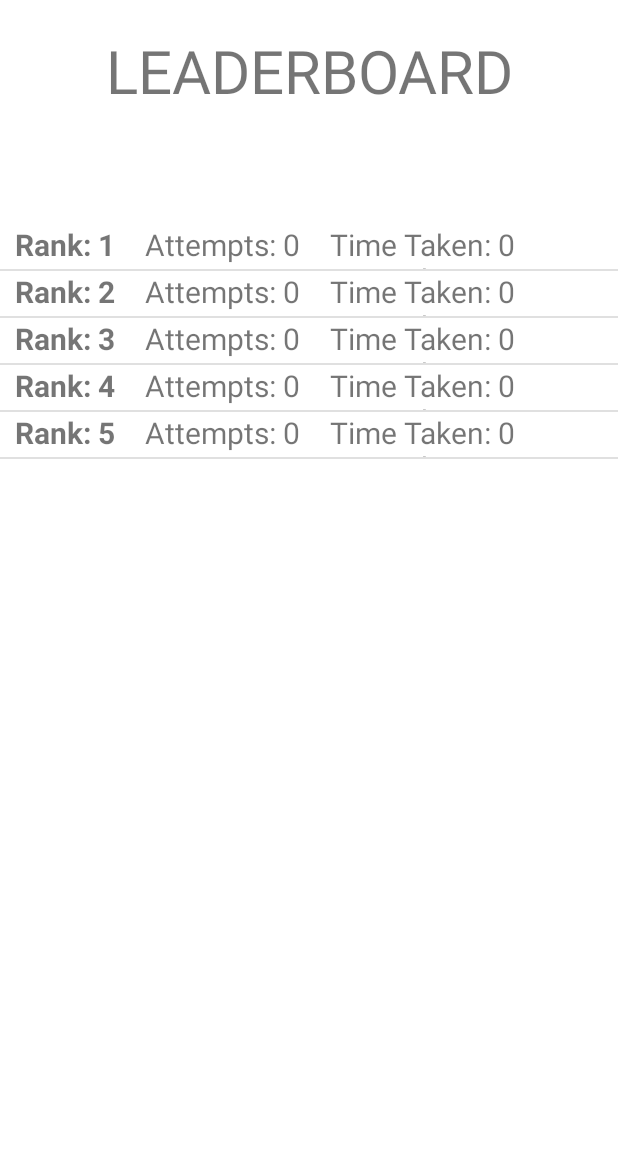
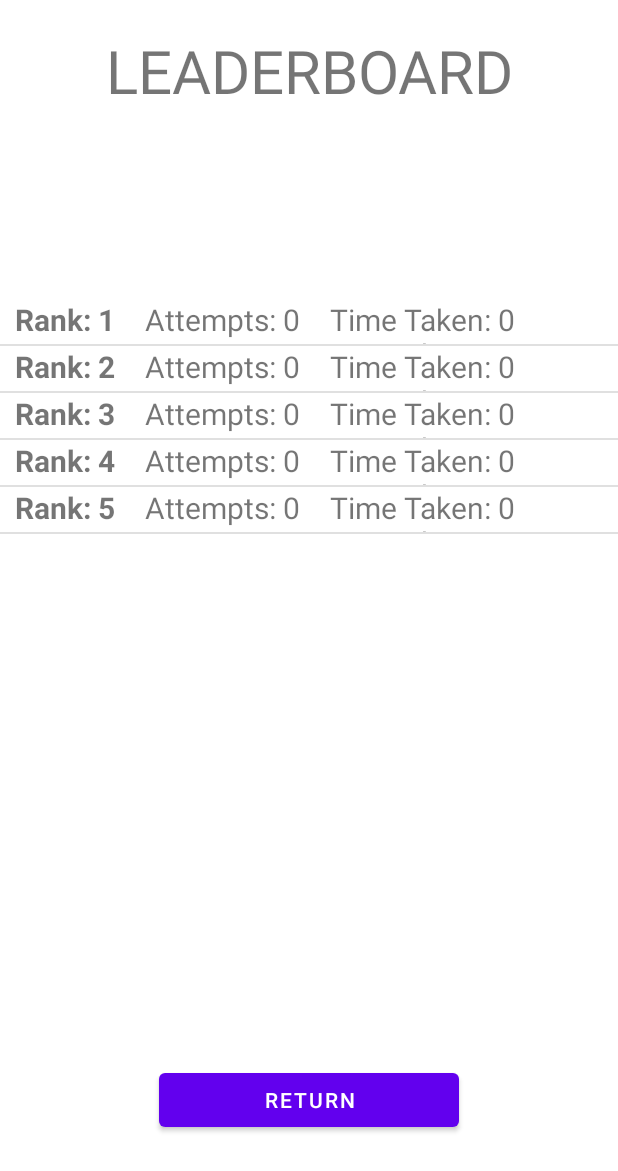
Before and after one commit to WenyiTang/AndroidCA, an Android app: the Leaderboard screen opened directly, with no data from a screen before it, on a phone screen of 412 x 824 dp. Shown: the top 1171 px of the screen. Run offline under Robolectric (Android 15) with nearby library versions, the phone set to English and light mode, and no system bars.

Commit message:
Implement back button from leaderboard

```diff
--- a/app/src/main/java/iss/workshop/ca/Leaderboard.java
+++ b/app/src/main/java/iss/workshop/ca/Leaderboard.java
@@ -2,8 +2,11 @@ package iss.workshop.ca;
 
 import androidx.appcompat.app.AppCompatActivity;
 
+import android.content.Intent;
 import android.content.SharedPreferences;
 import android.os.Bundle;
+import android.view.View;
+import android.widget.Button;
 import android.widget.ListView;
 
 import java.time.Duration;
@@ -16,8 +19,9 @@ import java.util.HashMap;
 import java.util.List;
 import java.util.Map;
 
-public class Leaderboard extends AppCompatActivity {
+public class Leaderboard extends AppCompatActivity implements View.OnClickListener{
 
+    private Button returnBtn;
     private int[] topAttempts = new int[5];
     private String[] topTime = new String[5];
     private int mostRecentAttempts;
@@ -47,6 +51,9 @@ public class Leaderboard extends AppCompatActivity {
         if (scoreListView != null) {
             scoreListView.setAdapter(scoreAdapter);
         }
+
+        returnBtn = findViewById(R.id.returnBtn);
+        returnBtn.setOnClickListener(this);
     }
 
     private void retrieveTopFiveScores(SharedPreferences pref) {
@@ -136,6 +143,15 @@ public class Leaderboard extends AppCompatActivity {
         editor.commit();
     }
 
+    @Override
+    public void onClick(View view) {
+        if (view == returnBtn) {
+            Intent intent = new Intent(this, MainActivity.class);
+            startActivity(intent);
+            finish();
+        }
+    }
+
     /*
     public static Duration parseDuration(String durStr) {
         String isoString = durStr.replaceFirst("^(\\d{1,2}):(\\d{2})$", "PT$1M$2S");
--- a/app/src/main/res/layout/activity_leaderboard.xml
+++ b/app/src/main/res/layout/activity_leaderboard.xml
@@ -22,10 +22,20 @@
     <ListView
         android:id="@+id/scoreListView"
         android:layout_width="match_parent"
-        android:layout_height="600dp"
+        android:layout_height="500dp"
         app:layout_constraintStart_toStartOf="parent"
         app:layout_constraintEnd_toEndOf="parent"
         app:layout_constraintTop_toBottomOf="@id/leaderboardTitle"
         app:layout_constraintBottom_toBottomOf="parent" />
 
+    <Button
+        android:id="@+id/returnBtn"
+        android:layout_width="200dp"
+        android:layout_height="wrap_content"
+        android:layout_marginTop="10dp"
+        app:layout_constraintTop_toBottomOf="@id/scoreListView"
+        app:layout_constraintLeft_toLeftOf="parent"
+        app:layout_constraintRight_toRightOf="parent"
+        android:text="Return"/>
+
 </androidx.constraintlayout.widget.ConstraintLayout>
```
